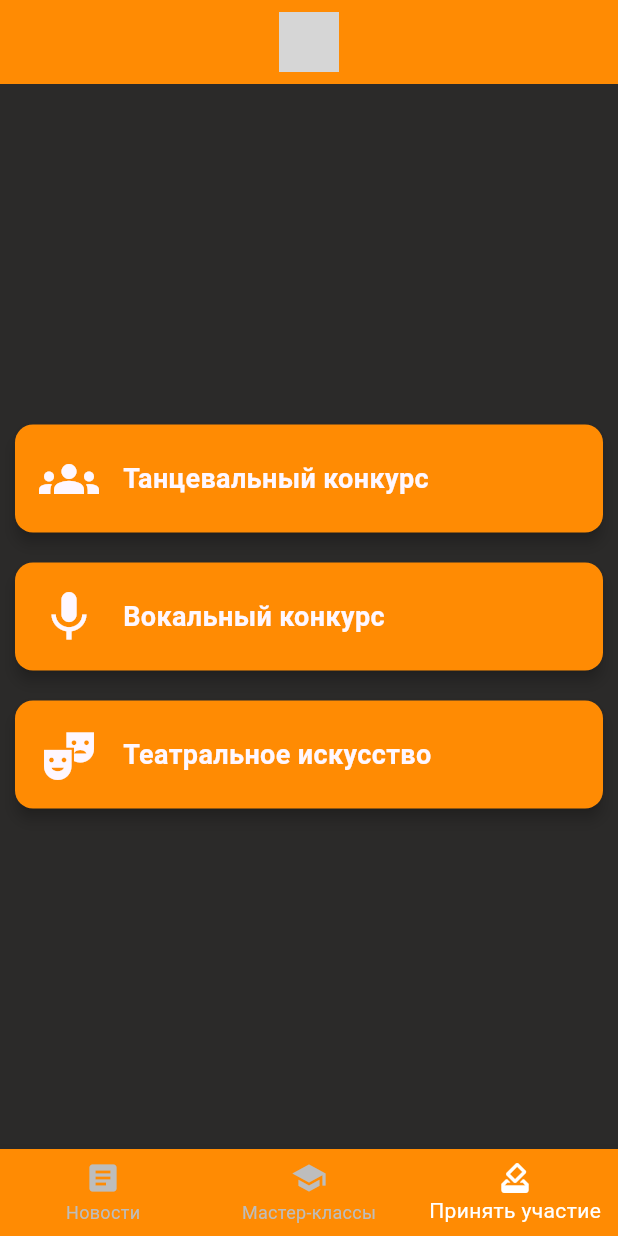
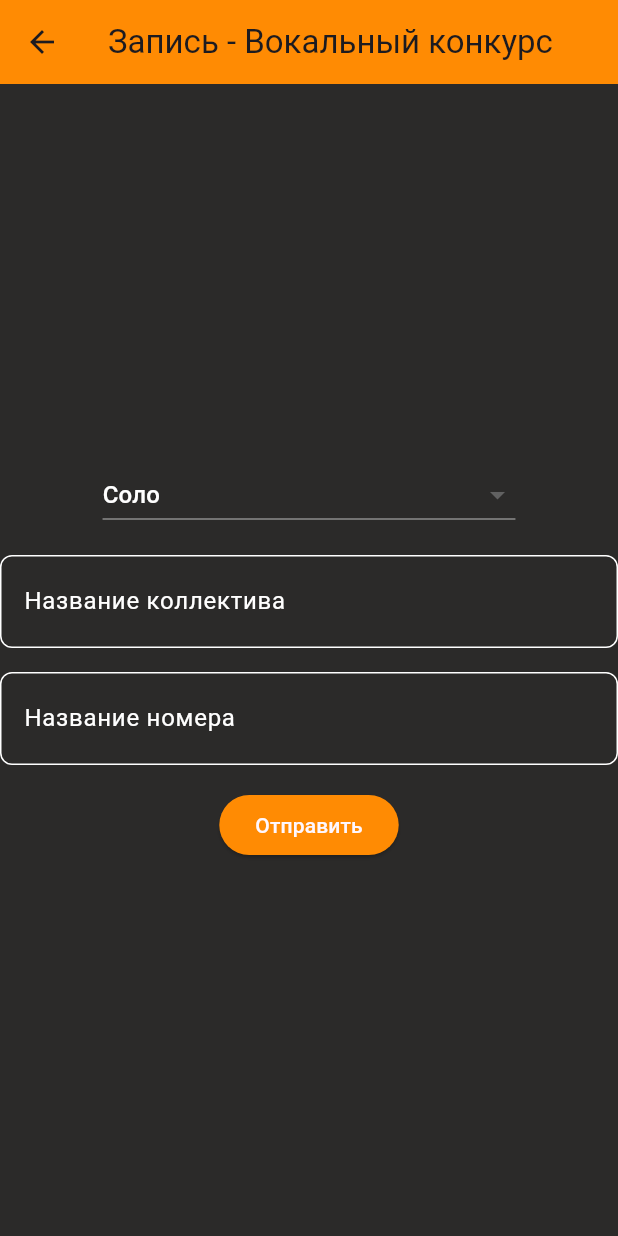
Before and after one commit to maffin1337/flutter_shein, a Flutter app: the screen it shows after launch, item 3 of the bottom bar chosen, after a tap on "Вокальный конкурс", on a phone screen of 412 x 824 dp. Run offline on Flutter 3.47's test engine with Material 3 defaults, Android fonts, the phone set to English and light mode, and no system bars; grey boxes are pictures that could not be loaded.

Commit message:
added sign-up form for contests

```diff
--- a/lib/main.dart
+++ b/lib/main.dart
@@ -16,6 +16,7 @@ class MyApp extends StatelessWidget {
         primaryColor: Color(0xFFff8b03),
         backgroundColor: Color(0xFF2b2a29),
         scaffoldBackgroundColor: Color(0xFF2b2a29),
+        canvasColor: Color(0xFF2b2a29),
         primarySwatch: Colors.orange,
         visualDensity: VisualDensity.adaptivePlatformDensity,
         textTheme: TextTheme(
@@ -49,7 +50,7 @@ class _MyHomePageState extends State<MyHomePage> {
         centerTitle: true,
         title: Image.asset(
           'assets/logo.png', // Replace 'assets/logo.png' with the path to your logo image
-          height: 40.0,
+          height: 70.0,
         ),
       ),
       body: _screens[_currentIndex],
@@ -81,61 +82,3 @@ class _MyHomePageState extends State<MyHomePage> {
     );
   }
 }
-
-class NewsScreen extends StatelessWidget {
-  @override
-  Widget build(BuildContext context) {
-    return ListView(
-      children: [
-        NewsCard(
-          title: 'Фестиваль "Art.Палитра открыт!"',
-          description: 'Узнать больше...',
-          imagePath: 'assets/opening.PNG', // Replace with the actual image path
-          onPressed: () {
-            // Add your navigation logic or action here
-            print('Tapped on Flutter News');
-          },
-        ),
-        NewsCard(
-          title: 'I Международный многожанровый фестиваль-конкурс исполнительского мастерства "Art.Палитра", направление "Хореография"',
-          description: 'Узнать больше...',
-          imagePath: 'assets/dance.PNG', // Replace with the actual image path
-          onPressed: () {
-            // Add your navigation logic or action here
-            print('Tapped on Dart News');
-          },
-        ),
-        // Add more NewsCard widgets as needed
-      ],
-    );
-  }
-}
-
-class MasterclassesScreen extends StatelessWidget {
-  @override
-  Widget build(BuildContext context) {
-    return ListView(
-      children: [
-        MasterclassCard(
-          title: 'Мастер-класс по современному танцу 10:00',
-          teacherInfo: 'Преподаватель: Богатырева Анастасия',
-          imagePath: 'assets/dance_class.PNG', // Replace with the actual image path
-          onSignUpPressed: () {
-            // Add your sign-up logic or action here
-            print('Signed up for Flutter Masterclass');
-          },
-        ),
-        MasterclassCard(
-          title: 'Мастер-класс "Музыкальный менеджмент" 10:00',
-          teacherInfo: 'Преподаватели: Станислав Топоров, Певица IDA',
-          imagePath: 'assets/music_class.PNG', // Replace with the actual image path
-          onSignUpPressed: () {
-            // Add your sign-up logic or action here
-            print('Signed up for Dart Masterclass');
-          },
-        ),
-        // Add more MasterclassCard widgets as needed
-      ],
-    );
-  }
-}
--- a/lib/masterclass_card.dart
+++ b/lib/masterclass_card.dart
@@ -1,5 +1,34 @@
 import 'package:flutter/material.dart';
 import 'signup_screen.dart';
+
+class MasterclassesScreen extends StatelessWidget {
+  @override
+  Widget build(BuildContext context) {
+    return ListView(
+      children: [
+        MasterclassCard(
+          title: 'Мастер-класс по современному танцу 10:00',
+          teacherInfo: 'Преподаватель: Богатырева Анастасия',
+          imagePath: 'assets/dance_class.png', // Replace with the actual image path
+          onSignUpPressed: () {
+            // Add your sign-up logic or action here
+            print('Signed up for Flutter Masterclass');
+          },
+        ),
+        MasterclassCard(
+          title: 'Мастер-класс "Музыкальный менеджмент" 10:00',
+          teacherInfo: 'Преподаватели: Станислав Топоров, Певица IDA',
+          imagePath: 'assets/music_class.png', // Replace with the actual image path
+          onSignUpPressed: () {
+            // Add your sign-up logic or action here
+            print('Signed up for Dart Masterclass');
+          },
+        ),
+        // Add more MasterclassCard widgets as needed
+      ],
+    );
+  }
+}
 
 class MasterclassCard extends StatelessWidget {
   final String title;
--- a/lib/news_card.dart
+++ b/lib/news_card.dart
@@ -1,4 +1,33 @@
 import 'package:flutter/material.dart';
+
+class NewsScreen extends StatelessWidget {
+  @override
+  Widget build(BuildContext context) {
+    return ListView(
+      children: [
+        NewsCard(
+          title: 'Фестиваль "Art.Палитра открыт!"',
+          description: 'Узнать больше...',
+          imagePath: 'assets/opening.png', // Replace with the actual image path
+          onPressed: () {
+            // Add your navigation logic or action here
+            print('Tapped on Flutter News');
+          },
+        ),
+        NewsCard(
+          title: 'I Международный многожанровый фестиваль-конкурс исполнительского мастерства "Art.Палитра", направление "Хореография"',
+          description: 'Узнать больше...',
+          imagePath: 'assets/dance.png', // Replace with the actual image path
+          onPressed: () {
+            // Add your navigation logic or action here
+            print('Tapped on Dart News');
+          },
+        ),
+        // Add more NewsCard widgets as needed
+      ],
+    );
+  }
+}
 
 class NewsCard extends StatelessWidget {
   final String title;
--- a/lib/participate_screen.dart
+++ b/lib/participate_screen.dart
@@ -1,4 +1,5 @@
 import 'package:flutter/material.dart';
+import 'participation_form.dart';
 
 class ParticipateScreen extends StatelessWidget {
   @override
@@ -10,26 +11,37 @@ class ParticipateScreen extends StatelessWidget {
         children: [
           ParticipationCard(
             competitionName: 'Танцевальный конкурс',
-            icon: Icons.groups, // Add an icon for the Dance Competition
+            icon: Icons.groups,
             onPressed: () {
-              print('Dance Competition card pressed');
+              navigateToParticipationFormScreen(context, 'Танцевальный конкурс');
             },
           ),
+          SizedBox(height: 16.0),
           ParticipationCard(
             competitionName: 'Вокальный конкурс',
-            icon: Icons.mic, // Add an icon for the Singing Competition
+            icon: Icons.mic,
             onPressed: () {
-              print('Singing Competition card pressed');
+              navigateToParticipationFormScreen(context, 'Вокальный конкурс');
             },
           ),
+          SizedBox(height: 16.0),
           ParticipationCard(
-            competitionName: 'Театральное искусство',
-            icon: Icons.theater_comedy, // Add an icon for the Theatre Competition
+            competitionName: 'Театральное икусство',
+            icon: Icons.theater_comedy,
             onPressed: () {
-              print('Theatre Competition card pressed');
+              navigateToParticipationFormScreen(context, 'Театральное искусство');
             },
           ),
         ],
+      ),
+    );
+  }
+
+  void navigateToParticipationFormScreen(BuildContext context, String competitionName) {
+    Navigator.push(
+      context,
+      MaterialPageRoute(
+        builder: (context) => ParticipationFormScreen(competitionName: competitionName),
       ),
     );
   }
@@ -52,23 +64,20 @@ class ParticipationCard extends StatelessWidget {
         onTap: onPressed,
         child: Padding(
           padding: const EdgeInsets.all(16.0),
-          child: Row(
-            mainAxisAlignment: MainAxisAlignment.spaceBetween,
+          child: Column(
             children: [
               Icon(
                 icon,
                 color: Theme.of(context).backgroundColor,
                 size: 40.0,
               ),
-              SizedBox(width: 16.0),
-              Expanded(
-                child: Text(
-                  competitionName,
-                  style: TextStyle(
-                    fontSize: 18.0,
-                    fontWeight: FontWeight.bold,
-                    color: Theme.of(context).backgroundColor,
-                  ),
+              SizedBox(height: 16.0),
+              Text(
+                competitionName,
+                style: TextStyle(
+                  fontSize: 18.0,
+                  fontWeight: FontWeight.bold,
+                  color: Theme.of(context).backgroundColor,
                 ),
               ),
             ],
@@ -78,3 +87,20 @@ class ParticipationCard extends StatelessWidget {
     );
   }
 }
+
+class ParticipationFormScreen extends StatelessWidget {
+  final String competitionName;
+
+  ParticipationFormScreen({required this.competitionName});
+
+  @override
+  Widget build(BuildContext context) {
+    return Scaffold(
+      appBar: AppBar(
+        title: Text('Запись - $competitionName'),
+        backgroundColor: Theme.of(context).primaryColor,
+      ),
+      body: ParticipationForm(),
+    );
+  }
+}
--- /dev/null
+++ b/lib/participation_form.dart
@@ -0,0 +1,118 @@
+import 'package:flutter/material.dart';
+
+class ParticipationForm extends StatefulWidget {
+  @override
+  _ParticipationFormState createState() => _ParticipationFormState();
+}
+
+class _ParticipationFormState extends State<ParticipationForm> {
+  String _selectedAmount = 'Соло'; // Default value for the amount of people
+  bool _showGroupField = false; // Whether to show the group field
+
+  @override
+  Widget build(BuildContext context) {
+    return Center(
+      child: Column(
+        mainAxisAlignment: MainAxisAlignment.center,
+        children: [
+          Container(
+            child: DropdownButton<String>(
+              value: _selectedAmount,
+              onChanged: (value) {
+                setState(() {
+                  _selectedAmount = value!;
+                  _showGroupField = value != 'Соло';
+                });
+              },
+              items: ['Соло', 'Дуэт', 'Малая форма (3-5 чел.)', 'Ансамбль (6-15 чел.)', 'Массовый ансамбль (от 16 чел.)'].map<DropdownMenuItem<String>>((String value) {
+                return DropdownMenuItem<String>(
+                  value: value,
+                  child: Text(
+                    value,
+                    style: TextStyle(color: Colors.white),
+                  ),
+                );
+              }).toList(),
+            ),
+          ),
+          SizedBox(height: 16.0),
+          Container(
+            decoration: BoxDecoration(
+              border: Border.all(color: Colors.white), // Add white border
+              borderRadius: BorderRadius.circular(8.0),
+            ),
+            child: TextFormField(
+              style: TextStyle(color: Colors.white),
+              decoration: InputDecoration(
+                labelText: 'Название коллектива',
+                labelStyle: TextStyle(color: Colors.white),
+                border: InputBorder.none, // Remove default border
+                contentPadding: EdgeInsets.symmetric(vertical: 10.0, horizontal: 15.0), // Add padding
+              ),
+            ),
+          ),
+          SizedBox(height: 16.0),
+          Container(
+            decoration: BoxDecoration(
+              border: Border.all(color: Colors.white), // Add white border
+              borderRadius: BorderRadius.circular(8.0),
+            ),
+            child: TextFormField(
+              style: TextStyle(color: Colors.white),
+              decoration: InputDecoration(
+                labelText: 'Название номера',
+                labelStyle: TextStyle(color: Colors.white),
+                border: InputBorder.none, // Remove default border
+                contentPadding: EdgeInsets.symmetric(vertical: 10.0, horizontal: 15.0), // Add padding
+              ),
+            ),
+          ),
+          if (_showGroupField)
+            SizedBox(height: 16.0),
+          if (_showGroupField)
+            Container(
+              decoration: BoxDecoration(
+                border: Border.all(color: Colors.white), // Add white border
+                borderRadius: BorderRadius.circular(8.0),
+              ),
+              child: TextFormField(
+                style: TextStyle(color: Colors.white),
+                decoration: InputDecoration(
+                  labelText: 'Количество человек',
+                  labelStyle: TextStyle(color: Colors.white),
+                  border: InputBorder.none, // Remove default border
+                  contentPadding: EdgeInsets.symmetric(vertical: 10.0, horizontal: 15.0), // Add padding
+                ),
+              ),
+            ),
+          SizedBox(height: 16.0),
+          ElevatedButton(
+            onPressed: () {
+              // Add your sign-up logic here
+              print('Full Name submitted');
+              // Show a SnackBar to indicate successful sign-up
+              ScaffoldMessenger.of(context).showSnackBar(
+                SnackBar(
+                  content: Text('Запись прошла успешно. Ждем вас на конкурсе!'),
+                  backgroundColor: Theme.of(context).primaryColor,
+                ),
+              );
+              // You can navigate back to the previous screen or to another screen as needed
+              Navigator.pop(context);
+            },
+            style: ElevatedButton.styleFrom(
+              primary: Theme.of(context).primaryColor,
+            ),
+            child: Text(
+              'Отправить',
+              style: TextStyle(
+                // Keeping the original text color on the button
+                color: Theme.of(context).backgroundColor,
+              ),
+            ),
+          ),
+        ],
+      ),
+    );
+  }
+}
--- a/lib/signup_screen.dart
+++ b/lib/signup_screen.dart
@@ -44,7 +44,7 @@ class SignUpScreen extends StatelessWidget {
                 // Show a SnackBar to indicate successful sign-up
                 ScaffoldMessenger.of(context).showSnackBar(
                   SnackBar(
-                    content: Text('Запись прошла успешно. Ждем вас на мстер-классе!'),
+                    content: Text('Запись прошла успешно. Ждем вас на мастер-классе!'),
                     backgroundColor: Theme.of(context).primaryColor,
                   ),
                 );
```
Also changed, not shown: pubspec.yaml (+5 -5 lines), assets/dance_class.png (renamed from Assets/dance_class.PNG), assets/logo.png (renamed from Assets/logo.png), 7 other files.
